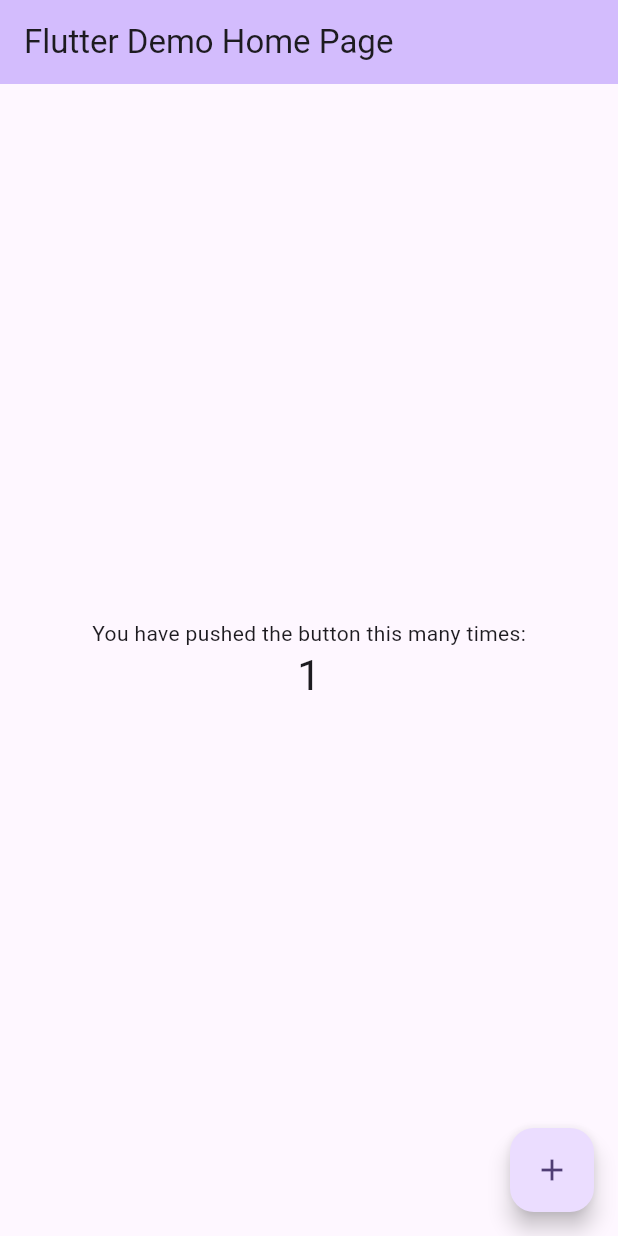
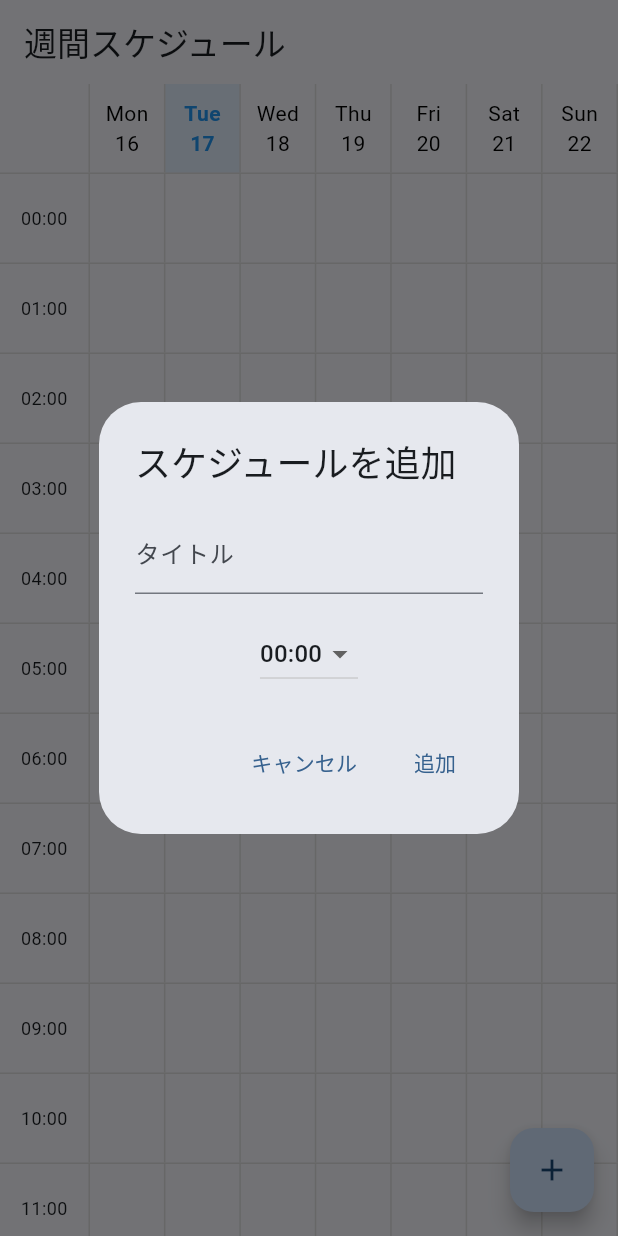
Before and after one commit to sayasurvey/schedule, a Flutter app: the screen it shows after launch, after a tap on the "add" icon, on a phone screen of 412 x 824 dp. Run offline on Flutter 3.47's test engine with Material 3 defaults, Android fonts, the phone set to English and light mode, and no system bars.

Commit message:
ADD: スケジュールのUIの作成途中

```diff
--- a/lib/main.dart
+++ b/lib/main.dart
@@ -1,4 +1,5 @@
 import 'package:flutter/material.dart';
+import 'week_schedule_view.dart';
 
 void main() {
   runApp(const MyApp());
@@ -11,7 +12,7 @@
   @override
   Widget build(BuildContext context) {
     return MaterialApp(
-      title: 'Flutter Demo',
+      title: 'スケジュールアプリ',
       theme: ThemeData(
         // This is the theme of your application.
         //
@@ -28,9 +29,10 @@
         //
         // This works for code too, not just values: Most code changes can be
         // tested with just a hot reload.
-        colorScheme: ColorScheme.fromSeed(seedColor: Colors.deepPurple),
+        colorScheme: ColorScheme.fromSeed(seedColor: Colors.blue),
+        useMaterial3: true,
       ),
-      home: const MyHomePage(title: 'Flutter Demo Home Page'),
+      home: const WeekScheduleView(),
     );
   }
 }
--- /dev/null
+++ b/lib/week_schedule_view.dart
@@ -0,0 +1,321 @@
+import 'package:flutter/material.dart';
+import 'package:intl/intl.dart';
+
+class WeekScheduleView extends StatefulWidget {
+  const WeekScheduleView({super.key});
+
+  @override
+  State<WeekScheduleView> createState() => _WeekScheduleViewState();
+}
+
+class _WeekScheduleViewState extends State<WeekScheduleView> {
+  late DateTime _focusedDay;
+  late DateTime _selectedDay;
+  final List<String> _timeSlots = List.generate(
+    24,
+    (index) => '${index.toString().padLeft(2, '0')}:00',
+  );
+
+  // スケジュールデータを管理するMap
+  final Map<DateTime, Map<String, String>> _schedules = {};
+
+  @override
+  void initState() {
+    super.initState();
+    _focusedDay = DateTime.now();
+    _selectedDay = DateTime.now();
+  }
+
+  // スケジュールを追加するメソッド
+  void _addSchedule(DateTime date, String time, String title) {
+    setState(() {
+      if (!_schedules.containsKey(date)) {
+        _schedules[date] = {};
+      }
+      _schedules[date]![time] = title;
+    });
+  }
+
+  @override
+  Widget build(BuildContext context) {
+    return Scaffold(
+      appBar: AppBar(
+        title: const Text('週間スケジュール'),
+      ),
+      body: Column(
+        children: [
+          _buildWeekHeader(),
+          Expanded(
+            child: _buildScheduleGrid(),
+          ),
+        ],
+      ),
+      floatingActionButton: FloatingActionButton(
+        onPressed: () {
+          _showAddScheduleDialog();
+        },
+        child: const Icon(Icons.add),
+      ),
+    );
+  }
+
+  // スケジュール追加ダイアログを表示
+  void _showAddScheduleDialog() {
+    final TextEditingController titleController = TextEditingController();
+    String selectedTime = _timeSlots[0];
+
+    showDialog(
+      context: context,
+      builder: (context) {
+        return AlertDialog(
+          title: const Text('スケジュールを追加'),
+          content: Column(
+            mainAxisSize: MainAxisSize.min,
+            children: [
+              TextField(
+                controller: titleController,
+                decoration: const InputDecoration(
+                  labelText: 'タイトル',
+                ),
+              ),
+              const SizedBox(height: 16),
+              DropdownButton<String>(
+                value: selectedTime,
+                items: _timeSlots.map((time) {
+                  return DropdownMenuItem(
+                    value: time,
+                    child: Text(time),
+                  );
+                }).toList(),
+                onChanged: (value) {
+                  if (value != null) {
+                    selectedTime = value;
+                  }
+                },
+              ),
+            ],
+          ),
+          actions: [
+            TextButton(
+              onPressed: () {
+                Navigator.pop(context);
+              },
+              child: const Text('キャンセル'),
+            ),
+            TextButton(
+              onPressed: () {
+                if (titleController.text.isNotEmpty) {
+                  _addSchedule(_selectedDay, selectedTime, titleController.text);
+                  Navigator.pop(context);
+                }
+              },
+              child: const Text('追加'),
+            ),
+          ],
+        );
+      },
+    );
+  }
+
+  Widget _buildWeekHeader() {
+    final days = List.generate(7, (index) {
+      final date = _focusedDay.subtract(Duration(days: _focusedDay.weekday - 1 - index));
+      return date;
+    });
+
+    return Container(
+      height: 60,
+      decoration: BoxDecoration(
+        border: Border(
+          bottom: BorderSide(color: Colors.grey.shade300),
+        ),
+      ),
+      child: Row(
+        children: [
+          SizedBox(
+            width: 60,
+            child: Container(
+              decoration: BoxDecoration(
+                border: Border(
+                  right: BorderSide(color: Colors.grey.shade300),
+                ),
+              ),
+            ),
+          ),
+          ...days.map((date) {
+            final isSelected = DateUtils.isSameDay(date, _selectedDay);
+            return Expanded(
+              child: GestureDetector(
+                onTap: () {
+                  setState(() {
+                    _selectedDay = date;
+                  });
+                },
+                child: Container(
+                  decoration: BoxDecoration(
+                    color: isSelected ? Colors.blue.withOpacity(0.1) : null,
+                    border: Border(
+                      right: BorderSide(color: Colors.grey.shade300),
+                    ),
+                  ),
+                  child: Column(
+                    mainAxisAlignment: MainAxisAlignment.center,
+                    children: [
+                      Text(
+                        DateFormat('E').format(date),
+                        style: TextStyle(
+                          fontWeight: isSelected ? FontWeight.bold : FontWeight.normal,
+                          color: isSelected ? Colors.blue : Colors.black,
+                        ),
+                      ),
+                      Text(
+                        DateFormat('d').format(date),
+                        style: TextStyle(
+                          fontWeight: isSelected ? FontWeight.bold : FontWeight.normal,
+                          color: isSelected ? Colors.blue : Colors.black,
+                        ),
+                      ),
+                    ],
+                  ),
+                ),
+              ),
+            );
+          }).toList(),
+        ],
+      ),
+    );
+  }
+
+  Widget _buildScheduleGrid() {
+    final days = List.generate(7, (index) {
+      return _focusedDay.subtract(Duration(days: _focusedDay.weekday - 1 - index));
+    });
+
+    return ListView.builder(
+      itemCount: _timeSlots.length,
+      itemBuilder: (context, timeIndex) {
+        final time = _timeSlots[timeIndex];
+        return Container(
+          height: 60,
+          decoration: BoxDecoration(
+            border: Border(
+              bottom: BorderSide(color: Colors.grey.shade300),
+            ),
+          ),
+          child: Row(
+            children: [
+              SizedBox(
+                width: 60,
+                child: Container(
+                  decoration: BoxDecoration(
+                    border: Border(
+                      right: BorderSide(color: Colors.grey.shade300),
+                    ),
+                  ),
+                  child: Center(
+                    child: Text(
+                      time,
+                      style: const TextStyle(fontSize: 12),
+                    ),
+                  ),
+                ),
+              ),
+              ...days.map((date) {
+                final schedule = _schedules[date]?[time];
+                return Expanded(
+                  child: GestureDetector(
+                    onTap: () {
+                      if (schedule != null) {
+                        // 既存のスケジュールを編集
+                        _showEditScheduleDialog(date, time, schedule);
+                      } else {
+                        // 新しいスケジュールを追加
+                        _showAddScheduleDialog();
+                      }
+                    },
+                    child: Container(
+                      decoration: BoxDecoration(
+                        border: Border(
+                          right: BorderSide(color: Colors.grey.shade300),
+                        ),
+                      ),
+                      child: schedule != null
+                          ? Container(
+                              margin: const EdgeInsets.all(4),
+                              padding: const EdgeInsets.all(4),
+                              decoration: BoxDecoration(
+                                color: Colors.blue.withOpacity(0.1),
+                                borderRadius: BorderRadius.circular(4),
+                              ),
+                              child: Text(
+                                schedule,
+                                style: const TextStyle(fontSize: 12),
+                                overflow: TextOverflow.ellipsis,
+                              ),
+                            )
+                          : null,
+                    ),
+                  ),
+                );
+              }).toList(),
+            ],
+          ),
+        );
+      },
+    );
+  }
+
+  // スケジュール編集ダイアログを表示
+  void _showEditScheduleDialog(DateTime date, String time, String currentTitle) {
+    final TextEditingController titleController = TextEditingController(text: currentTitle);
+
+    showDialog(
+      context: context,
+      builder: (context) {
+        return AlertDialog(
+          title: const Text('スケジュールを編集'),
+          content: Column(
+            mainAxisSize: MainAxisSize.min,
+            children: [
+              TextField(
+                controller: titleController,
+                decoration: const InputDecoration(
+                  labelText: 'タイトル',
+                ),
+              ),
+            ],
+          ),
+          actions: [
+            TextButton(
+              onPressed: () {
+                Navigator.pop(context);
+              },
+              child: const Text('キャンセル'),
+            ),
+            TextButton(
+              onPressed: () {
+                if (titleController.text.isNotEmpty) {
+                  _addSchedule(date, time, titleController.text);
+                  Navigator.pop(context);
+                }
+              },
+              child: const Text('保存'),
+            ),
+            TextButton(
+              onPressed: () {
+                setState(() {
+                  _schedules[date]?.remove(time);
+                });
+                Navigator.pop(context);
+              },
+              style: TextButton.styleFrom(
+                foregroundColor: Colors.red,
+              ),
+              child: const Text('削除'),
+            ),
+          ],
+        );
+      },
+    );
+  }
+}
--- a/pubspec.yaml
+++ b/pubspec.yaml
@@ -34,6 +34,8 @@ dependencies:
   # The following adds the Cupertino Icons font to your application.
   # Use with the CupertinoIcons class for iOS style icons.
   cupertino_icons: ^1.0.8
+  table_calendar: ^3.0.9
+  intl: ^0.18.1
 
 dev_dependencies:
   flutter_test:
```
Also changed, not shown: pubspec.lock.
